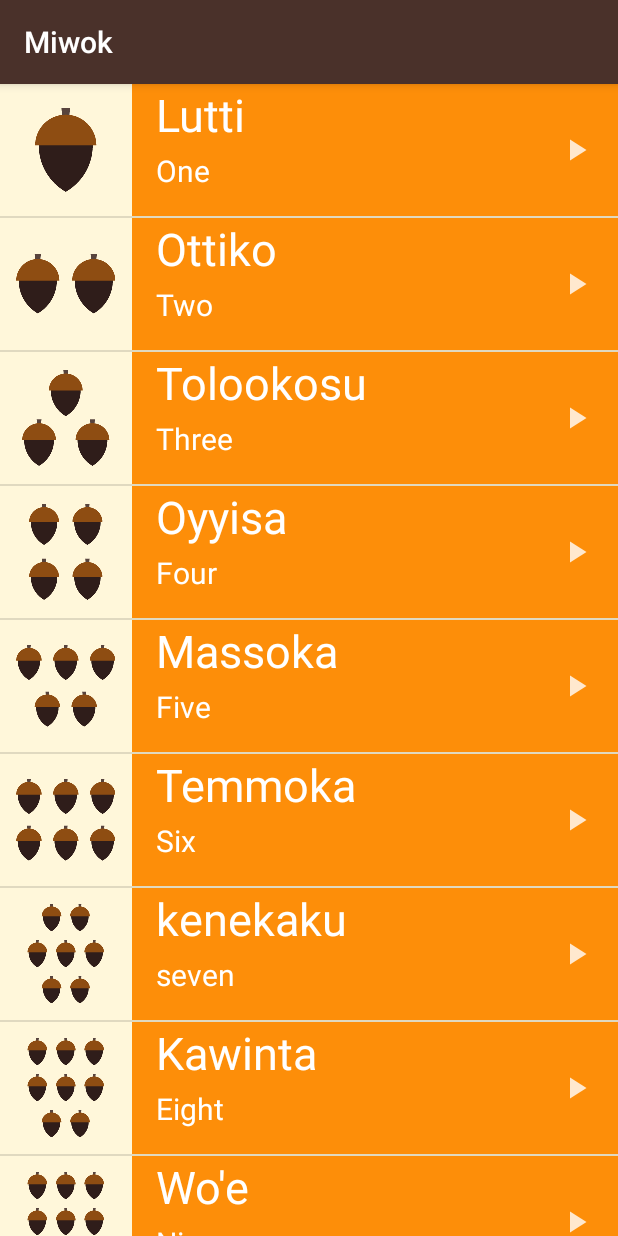
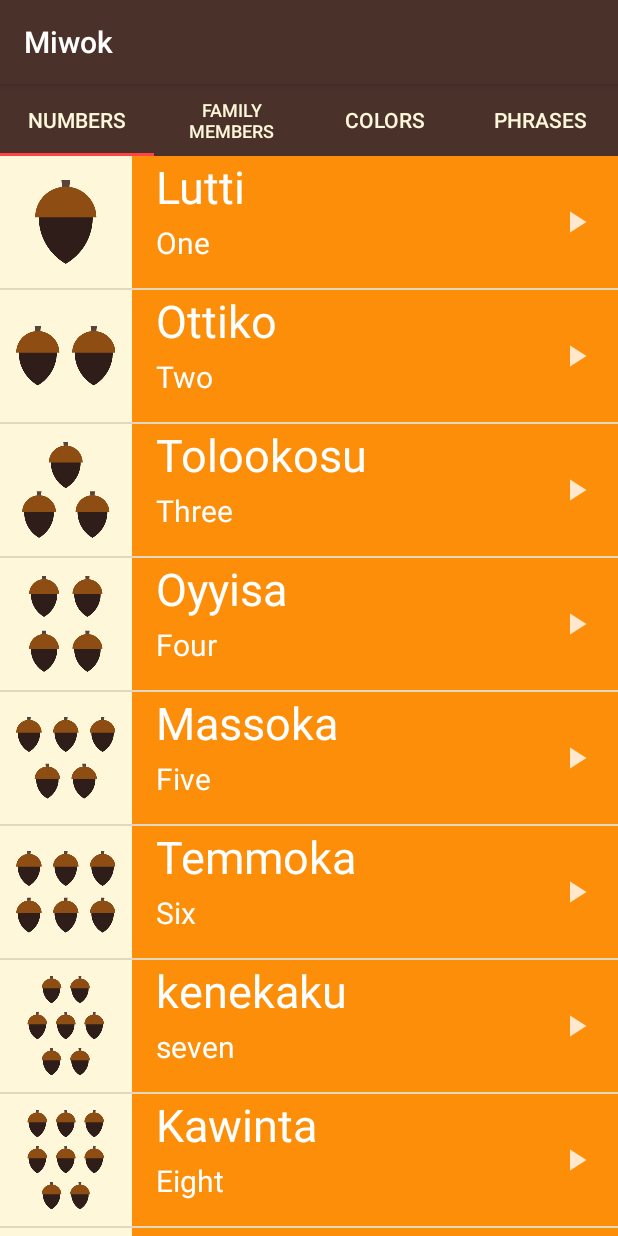
Before and after one commit to som-bit/Miwok, an Android app: the screen it shows after launch (MainActivity), on a phone screen of 412 x 824 dp. Run offline under Robolectric (Android 15) with nearby library versions, the phone set to English and light mode, and no system bars.

Commit message:
TabLayout

```diff
--- a/app/build.gradle
+++ b/app/build.gradle
@@ -30,4 +30,6 @@ dependencies {
     implementation 'com.android.support:support-v4:28.0.0'
     //noinspection GradleCompatible,GradleCompatible
     implementation 'com.android.support:design:28.0.0'
+
+
 }
--- a/app/src/main/java/com/example/android/miwok/MainActivity.java
+++ b/app/src/main/java/com/example/android/miwok/MainActivity.java
@@ -16,10 +16,17 @@
 package com.example.android.miwok;
 
 import android.os.Bundle;
+import android.support.design.widget.TabLayout;
 import android.support.v4.view.ViewPager;
 import android.support.v7.app.AppCompatActivity;
 
 public class MainActivity extends AppCompatActivity {
+
+    private TabLayout tb;
+
+
+
+
 
     @Override
     protected void onCreate(Bundle savedInstanceState) {
@@ -36,21 +43,14 @@ public class MainActivity extends AppCompatActivity {
 
         // Set the adapter onto the view pager
         viewPager.setAdapter(adapter);
+
+        tb = (TabLayout) findViewById(R.id.mTabLayout);
+        tb.setupWithViewPager(viewPager);
+
     }
-//    public void openNumbersActivity(View view){
-//        Intent i = new Intent(this,NumbersActivity.class);
-//        startActivity(i);
-//    }
-//    public void openFamilyActivity(View view){
-//        Intent i = new Intent(this,FamilyMenebersActivity.class);
-//        startActivity(i);
-//    }
-//    public void openColors(View view){
-//        Intent i = new Intent(this,ColorsActivity.class);
-//        startActivity(i);
-//    }
-//    public void openPhrases(View view){
-//        Intent i = new Intent(this,PhrasesActivity.class);
-//        startActivity(i);
-//    }
+
+
+
+
+
 }
--- a/app/src/main/java/com/example/android/miwok/MewokFragmentPagerAdaprter.java
+++ b/app/src/main/java/com/example/android/miwok/MewokFragmentPagerAdaprter.java
@@ -6,9 +6,19 @@ import android.support.v4.app.FragmentPagerAdapter;
 
 public class MewokFragmentPagerAdaprter extends FragmentPagerAdapter {
 
+    private String[] tabTitles = new String[]{"Numbers", "Family Members", "Colors","Phrases"};
+
+
     public MewokFragmentPagerAdaprter(FragmentManager fuck){
         super(fuck);
 
+    }
+
+
+    // overriding getPageTitle()
+    @Override
+    public CharSequence getPageTitle(int position) {
+        return tabTitles[position];
     }
     @Override
     public Fragment getItem(int pos){
--- a/app/src/main/res/layout/activity_main.xml
+++ b/app/src/main/res/layout/activity_main.xml
@@ -20,12 +20,52 @@
     android:layout_height="match_parent"
     android:background="@color/tan_background"
     android:orientation="vertical"
-    tools:context="com.example.android.miwok.MainActivity">
+    tools:context="com.example.android.miwok.MainActivity"
+    xmlns:app="http://schemas.android.com/apk/res-auto">
 
     <android.support.v4.view.ViewPager
         android:id="@+id/viewpager"
         android:layout_width="match_parent"
-        android:layout_height="match_parent" />
+        android:layout_height="match_parent" >
+
+        <android.support.design.widget.TabLayout
+            android:id="@+id/mTabLayout"
+            android:layout_width="match_parent"
+            android:background="@color/primary_color"
+            android:layout_height="wrap_content"
+            android:duplicateParentState="false"
+            app:tabTextColor="@color/tan_background"
+            app:tabIndicatorColor="@android:color/holo_red_light">
+
+
+            <android.support.design.widget.TabItem
+                android:layout_width="wrap_content"
+                android:layout_height="wrap_content"
+                android:text="Numbers" />
+
+            <android.support.design.widget.TabItem
+                android:layout_width="wrap_content"
+                android:layout_height="wrap_content"
+                android:text="Family Members" />
+
+            <android.support.design.widget.TabItem
+                android:layout_width="wrap_content"
+                android:layout_height="wrap_content"
+                android:text="Colors" />
+
+            <android.support.design.widget.TabItem
+                android:layout_width="wrap_content"
+                android:layout_height="wrap_content"
+                android:text="Phrases" />
+        </android.support.design.widget.TabLayout>
+    </android.support.v4.view.ViewPager>
+
+
+
+
+
+
+
 <!--    <FrameLayout-->
 <!--        android:layout_width="match_parent"-->
 <!--        android:layout_height="88dp"-->
```
